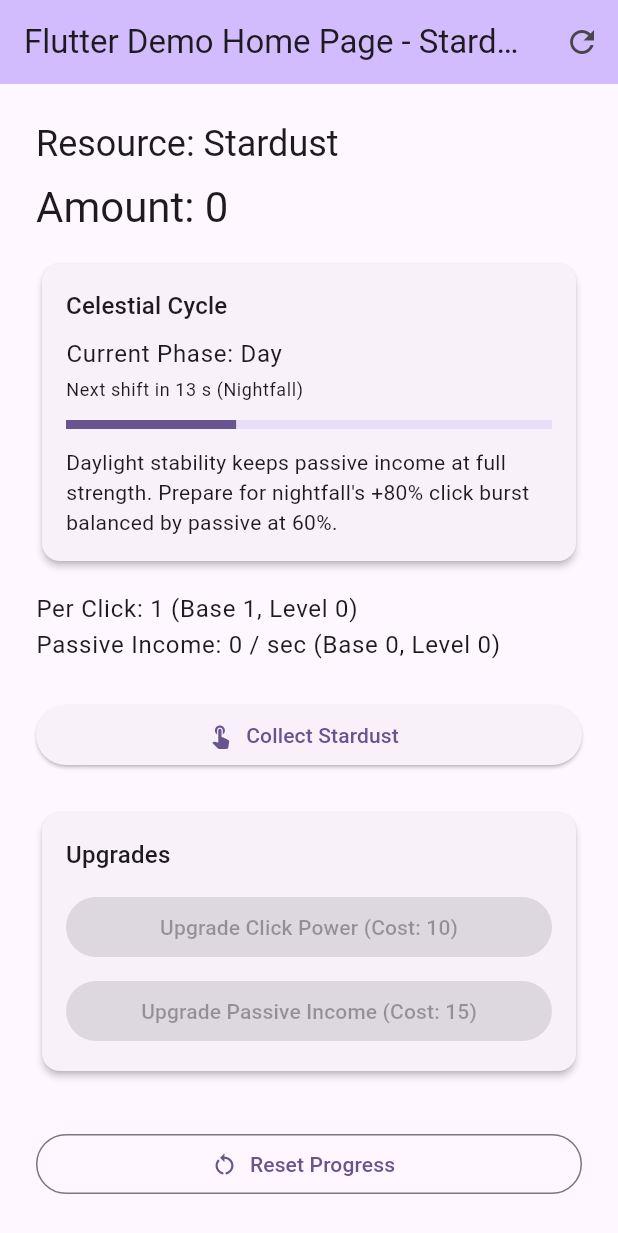
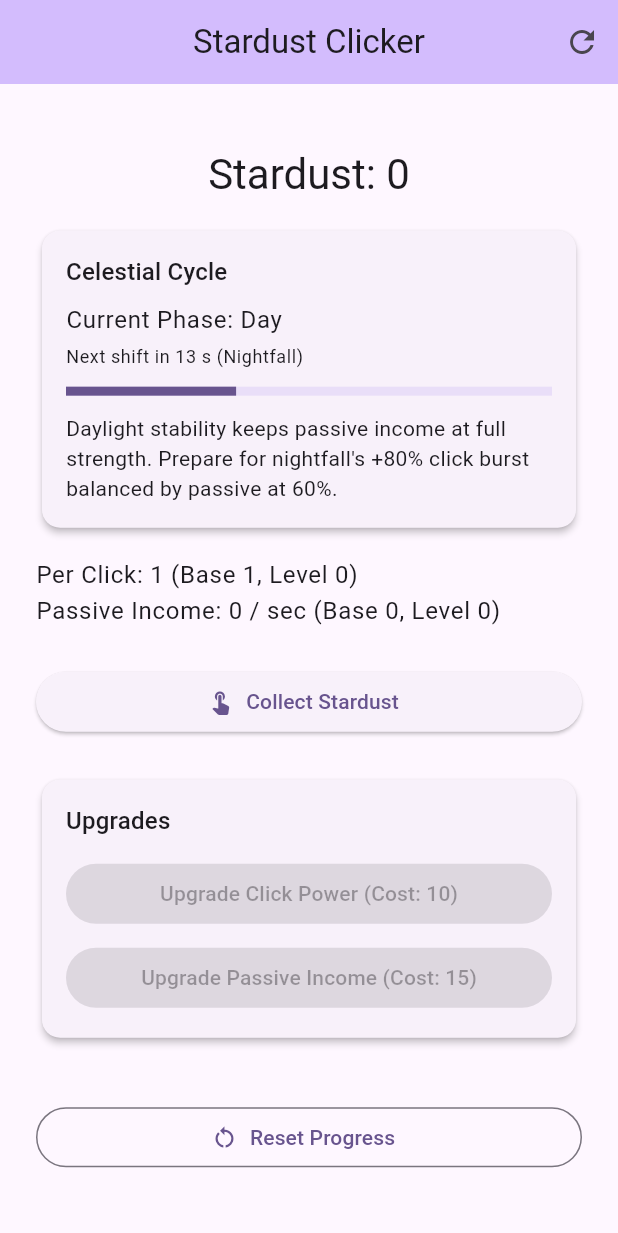
Before and after one commit to CodyRobards/project_2, a Flutter app: the screen it shows after launch, on a phone screen of 412 x 824 dp. Shown: the top 1233 px of the screen. Run offline on Flutter 3.47's test engine with Material 3 defaults, Android fonts, the phone set to English and light mode, and no system bars.

Commit message:
final commit

```diff
--- a/lib/main.dart
+++ b/lib/main.dart
@@ -32,22 +32,13 @@ class MyApp extends StatelessWidget {
         // tested with just a hot reload.
         colorScheme: ColorScheme.fromSeed(seedColor: Colors.deepPurple),
       ),
-      home: const MyHomePage(title: 'Flutter Demo Home Page'),
+      home: const MyHomePage(title: 'Stardust Clicker'),
     );
   }
 }
 
 class MyHomePage extends StatefulWidget {
   const MyHomePage({super.key, required this.title});
-
-  // This widget is the home page of your application. It is stateful, meaning
-  // that it has a State object (defined below) that contains fields that affect
-  // how it looks.
-
-  // This class is the configuration for the state. It holds the values (in this
-  // case the title) provided by the parent (in this case the App widget) and
-  // used by the build method of the State. Fields in a Widget subclass are
-  // always marked "final".
 
   final String title;
 
@@ -196,12 +187,6 @@ class _MyHomePageState extends State<MyHomePage> {
 
   @override
   Widget build(BuildContext context) {
-    // This method is rerun every time setState is called, for instance as done
-    // by the _incrementCounter method above.
-    //
-    // The Flutter framework has been optimized to make rerunning build methods
-    // fast, so that you can just rebuild anything that needs updating rather
-    // than having to individually change instances of widgets.
     final theme = Theme.of(context);
     final cyclePhase = _isNight ? 'Night' : 'Day';
     final nextPhaseLabel = _isNight ? 'Daybreak' : 'Nightfall';
@@ -213,7 +198,8 @@ class _MyHomePageState extends State<MyHomePage> {
     return Scaffold(
       appBar: AppBar(
         backgroundColor: theme.colorScheme.inversePrimary,
-        title: Text('${widget.title} - $_resourceName'),
+        title: const Text('Stardust Clicker'),
+        centerTitle: true,
         actions: [
           IconButton(
             icon: const Icon(Icons.refresh),
@@ -222,19 +208,20 @@ class _MyHomePageState extends State<MyHomePage> {
           ),
         ],
       ),
-      body: Padding(
+      body: Center(
+        child: AspectRatio(
+          aspectRatio: 9 / 16,
+          child: Padding(
             padding: const EdgeInsets.all(24),
             child: Column(
               crossAxisAlignment: CrossAxisAlignment.stretch,
               children: <Widget>[
-            Text(
-              'Resource: $_resourceName',
-              style: theme.textTheme.headlineSmall,
+                Center(
+                  child: Text(
+                    '$_resourceName: ${_formatNumber(_resourceAmount)}',
+                    style: theme.textTheme.headlineMedium,
+                    textAlign: TextAlign.center,
                   ),
-            const SizedBox(height: 8),
-            Text(
-              'Amount: ${_formatNumber(_resourceAmount)}',
-              style: theme.textTheme.headlineMedium,
                 ),
                 const SizedBox(height: 16),
                 Card(
@@ -330,6 +317,8 @@ class _MyHomePageState extends State<MyHomePage> {
               ],
             ),
           ),
+        ),
+      ),
     );
   }
 }
```
Lines whose indentation alone changed are shown as unchanged.
